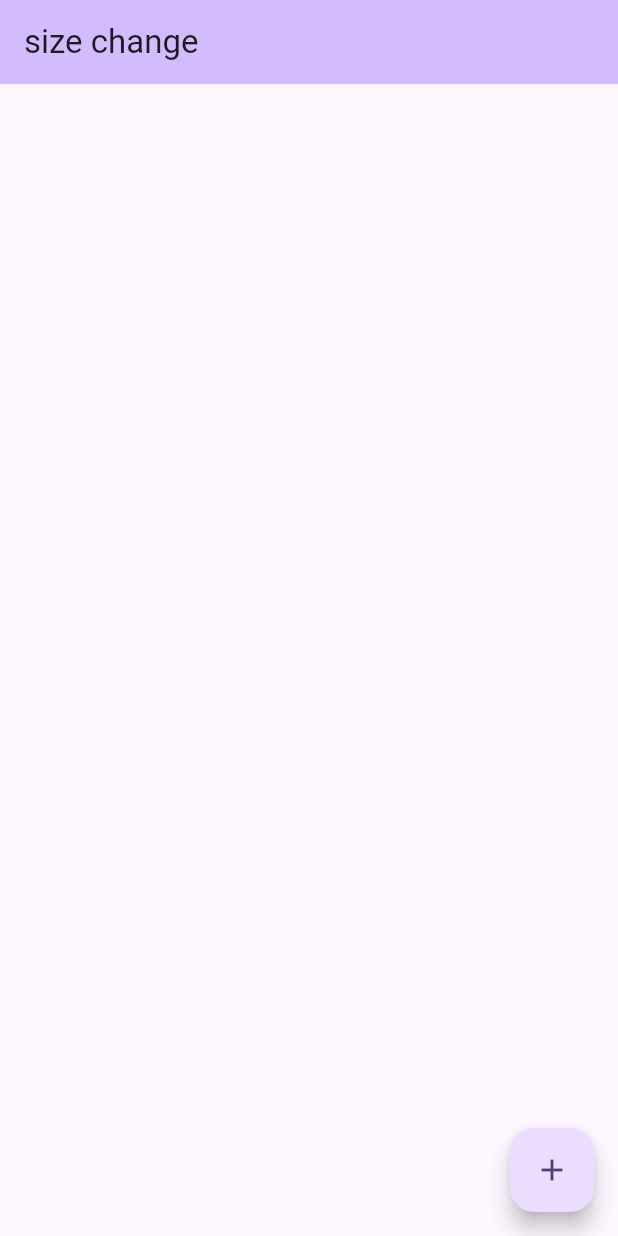
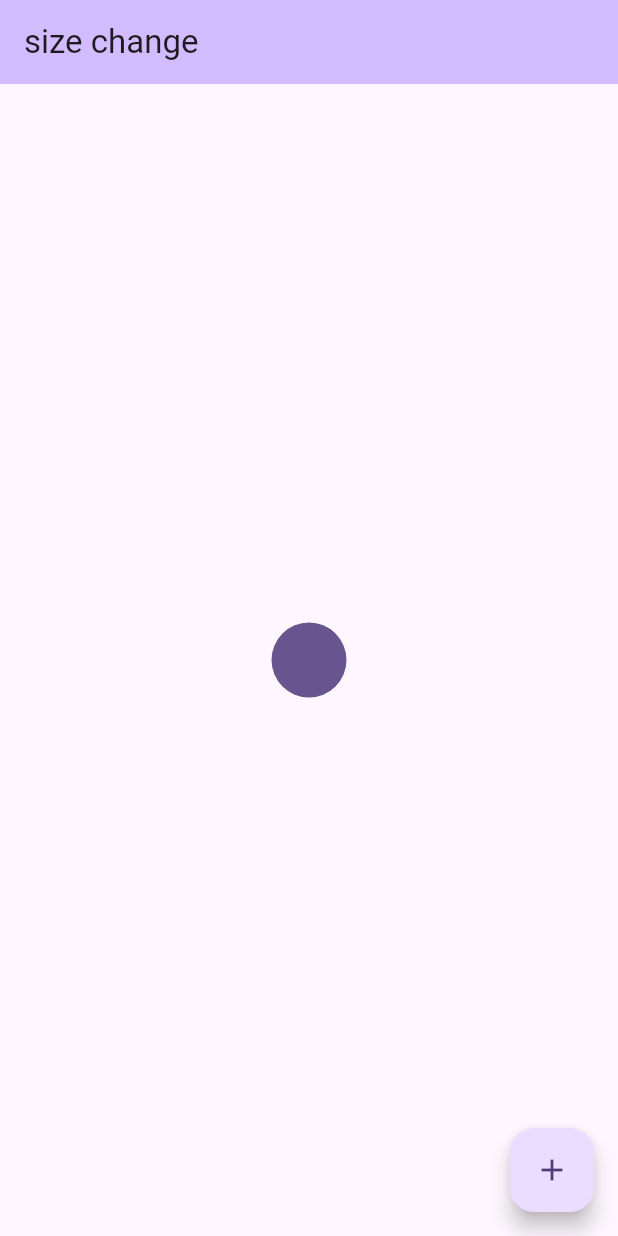
Before and after one commit to c22349/size_change, a Flutter app: the screen it shows after launch, on a phone screen of 412 x 824 dp. Run offline on Flutter 3.47's test engine with Material 3 defaults, Android fonts, the light colour scheme and no system bars.

Commit message:
Add a circle that changes size

```diff
--- a/lib/view/figure.dart
+++ b/lib/view/figure.dart
@@ -25,7 +25,21 @@ class _MyHomePageState extends State<MyHomePage> {
         backgroundColor: Theme.of(context).colorScheme.inversePrimary,
         title: Text(widget.title),
       ),
-      body: Center(child: Column()),
+      body: Center(
+        child: Column(
+          mainAxisAlignment: MainAxisAlignment.center,
+          children: [
+            Container(
+              width: 50 + (_counter * 10),
+              height: 50 + (_counter * 10),
+              decoration: BoxDecoration(
+                shape: BoxShape.circle,
+                color: Theme.of(context).colorScheme.primary,
+              ),
+            ),
+          ],
+        ),
+      ),
       floatingActionButton: FloatingActionButton(
         onPressed: _incrementCounter,
         tooltip: 'Increment',
```
